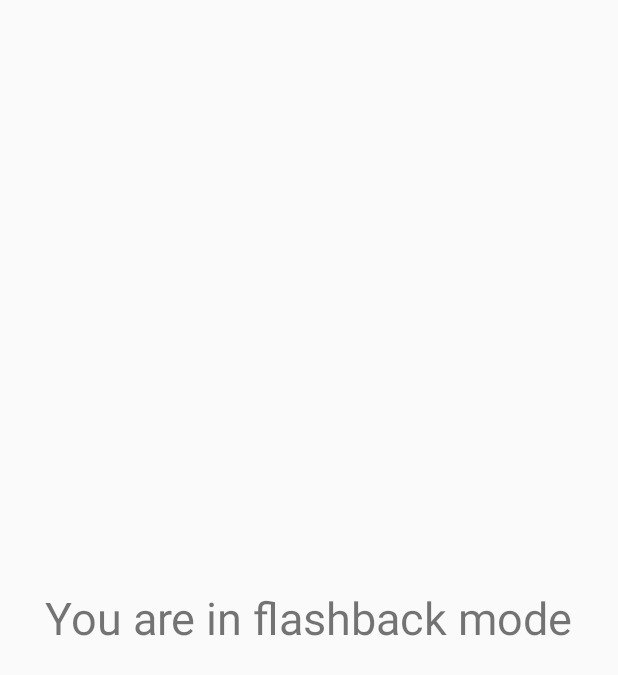
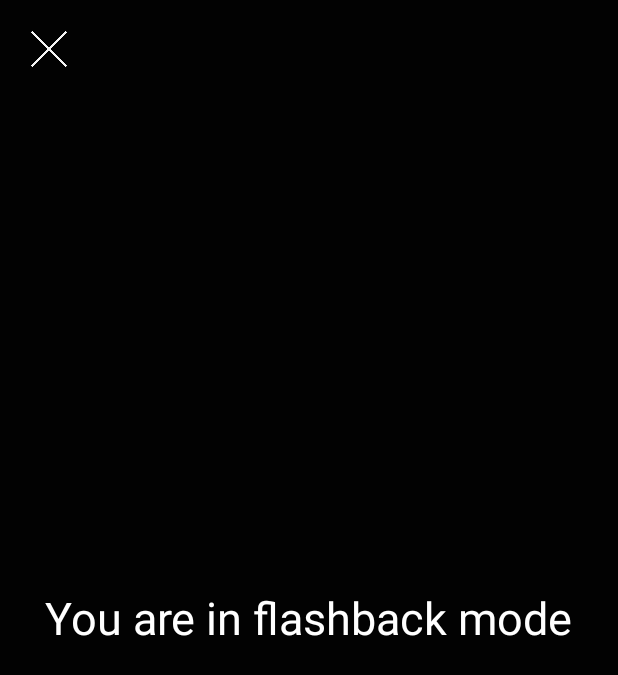
Before and after one commit to elimaga/FlashbackMusic, an Android app: the FlashbackActivity screen opened directly, with no data from a screen before it, on a phone screen of 412 x 824 dp. Shown: the top 675 px of the screen. Run offline under Robolectric (Android 15) with nearby library versions, the phone set to English and light mode, and no system bars; 2 statements that could not run were skipped.

Commit message:
define onclick function

```diff
--- a/FlashbackMusic/app/src/main/java/com/example/team13/flashbackmusic/FlashbackActivity.java
+++ b/FlashbackMusic/app/src/main/java/com/example/team13/flashbackmusic/FlashbackActivity.java
@@ -6,6 +6,7 @@ import android.support.design.widget.Snackbar;
 import android.support.v7.app.AppCompatActivity;
 import android.support.v7.widget.Toolbar;
 import android.view.View;
+import android.widget.Button;
 
 public class FlashbackActivity extends AppCompatActivity {
 
@@ -14,8 +15,13 @@ public class FlashbackActivity extends AppCompatActivity {
         super.onCreate(savedInstanceState);
         setContentView(R.layout.activity_flashback);
 
-
-
+        Button close = findViewById(R.id.close);
+        close.setOnClickListener(new View.OnClickListener() {
+            @Override
+            public void onClick(View view) {
+                finish();
+            }
+        });
     }
 
 }
--- a/FlashbackMusic/app/src/main/res/layout/content_flashback.xml
+++ b/FlashbackMusic/app/src/main/res/layout/content_flashback.xml
@@ -2,12 +2,22 @@
 <RelativeLayout
     xmlns:android="http://schemas.android.com/apk/res/android"
     android:layout_width="match_parent"
-    android:layout_height="match_parent">
+    android:layout_height="match_parent"
+    android:background="@color/colorPrimary">
+
+    <ImageButton
+        android:id="@+id/close"
+        android:layout_marginTop="20dp"
+        android:layout_marginLeft="20dp"
+        android:layout_width="25dp"
+        android:layout_height="25dp"
+        android:background="@drawable/close_button"/>
 
     <TextView
         android:layout_width="wrap_content"
         android:layout_height="wrap_content"
         android:text="You are in flashback mode"
         android:layout_centerInParent="true"
-        android:textSize="30dp"/>
+        android:textSize="30dp"
+        android:textColor="#FFFFFF"/>
 </RelativeLayout>
```
Also changed, not shown: FlashbackMusic/app/src/main/res/drawable/close_button.png (added).
